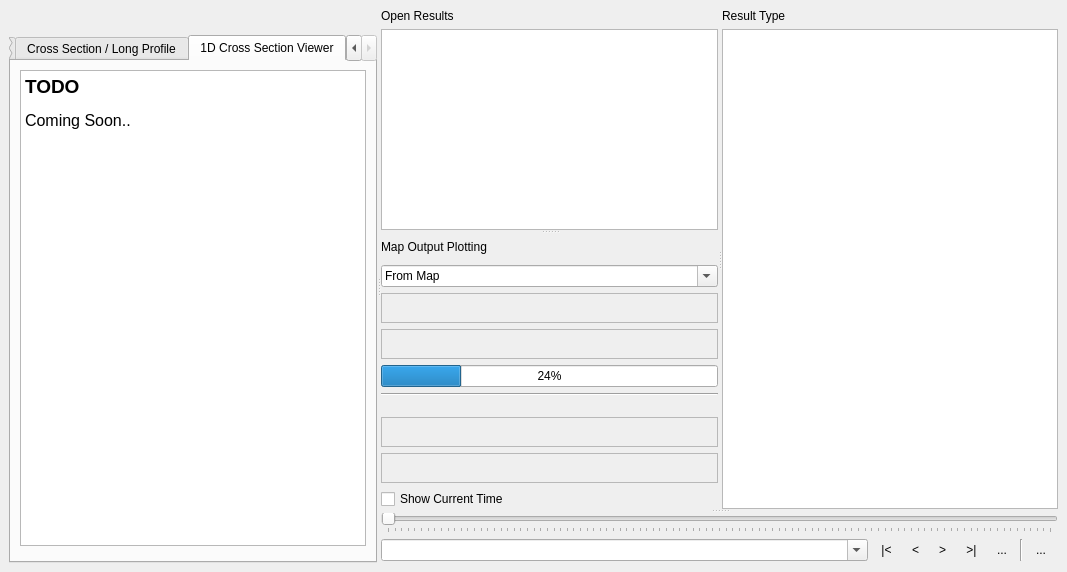
The window that tuflow/forms/tuflow_plotting_dock.ui (TUFLOW-Support/QGIS-TUFLOW-Plugin) describes before a commit, drawn with Qt 5.
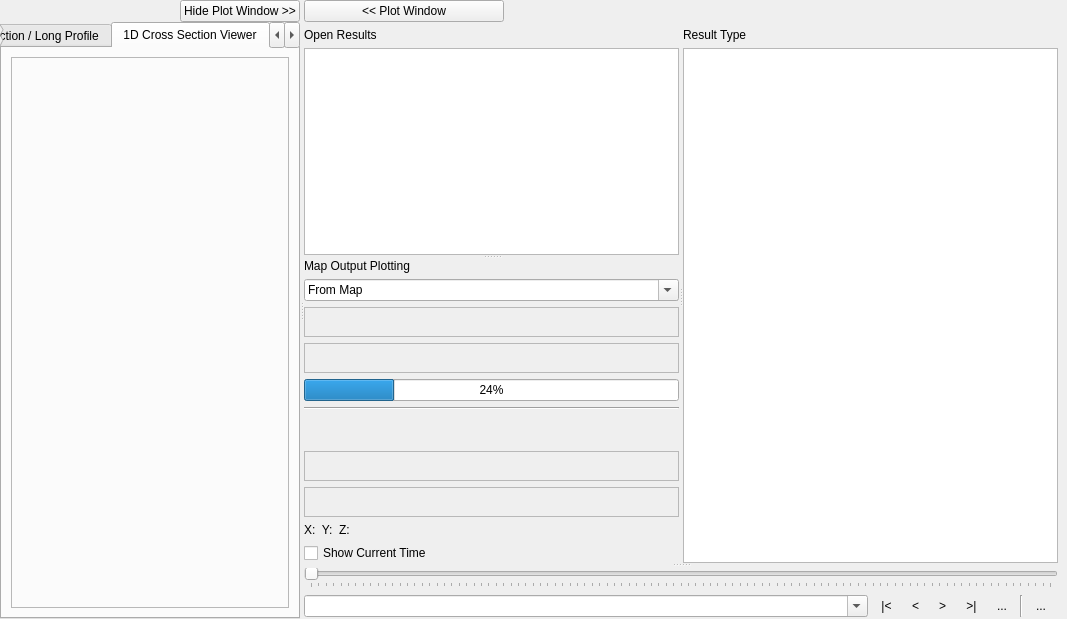
The same window after the commit. The open tabs and pages were chosen to show the change. Icons and pictures are not drawn. Custom widgets are drawn as their Qt base class.

Patch:
```diff
--- a/tuflow/forms/tuflow_plotting_dock.ui
+++ b/tuflow/forms/tuflow_plotting_dock.ui
@@ -7,7 +7,7 @@
     <x>0</x>
     <y>0</y>
     <width>1067</width>
-    <height>572</height>
+    <height>619</height>
    </rect>
   </property>
   <property name="windowTitle">
@@ -15,17 +15,93 @@
   </property>
   <widget class="QWidget" name="dockWidgetContents">
    <layout class="QVBoxLayout" name="verticalLayout_9">
+    <property name="spacing">
+     <number>0</number>
+    </property>
+    <property name="leftMargin">
+     <number>0</number>
+    </property>
+    <property name="topMargin">
+     <number>0</number>
+    </property>
+    <property name="rightMargin">
+     <number>9</number>
+    </property>
+    <property name="bottomMargin">
+     <number>0</number>
+    </property>
     <item>
      <widget class="QSplitter" name="splitter_3">
+      <property name="sizePolicy">
+       <sizepolicy hsizetype="Preferred" vsizetype="Preferred">
+        <horstretch>0</horstretch>
+        <verstretch>0</verstretch>
+       </sizepolicy>
+      </property>
       <property name="orientation">
        <enum>Qt::Horizontal</enum>
       </property>
       <widget class="QWidget" name="PlotLayout" native="true">
+       <property name="sizePolicy">
+        <sizepolicy hsizetype="Expanding" vsizetype="Preferred">
+         <horstretch>0</horstretch>
+         <verstretch>0</verstretch>
+        </sizepolicy>
+       </property>
        <layout class="QVBoxLayout" name="verticalLayout_2">
+        <property name="spacing">
+         <number>0</number>
+        </property>
+        <property name="leftMargin">
+         <number>0</number>
+        </property>
+        <property name="topMargin">
+         <number>0</number>
+        </property>
+        <property name="rightMargin">
+         <number>0</number>
+        </property>
+        <property name="bottomMargin">
+         <number>0</number>
+        </property>
         <item>
+         <widget class="QWidget" name="wTopBar" native="true">
          <layout class="QHBoxLayout" name="horizontalLayout_2">
+           <property name="spacing">
+            <number>0</number>
+           </property>
+           <property name="leftMargin">
+            <number>0</number>
+           </property>
+           <property name="topMargin">
+            <number>0</number>
+           </property>
+           <property name="rightMargin">
+            <number>0</number>
+           </property>
+           <property name="bottomMargin">
+            <number>0</number>
+           </property>
           <item>
-           <layout class="QVBoxLayout" name="mainMenu"/>
+            <widget class="QWidget" name="mainMenu_2" native="true">
+             <layout class="QVBoxLayout" name="mainMenu">
+              <property name="spacing">
+               <number>0</number>
+              </property>
+              <property name="leftMargin">
+               <number>0</number>
+              </property>
+              <property name="topMargin">
+               <number>0</number>
+              </property>
+              <property name="rightMargin">
+               <number>0</number>
+              </property>
+              <property name="bottomMargin">
+               <number>0</number>
+              </property>
+             </layout>
+            </widget>
           </item>
           <item>
            <widget class="QLabel" name="label_4">
@@ -49,7 +125,21 @@
             </property>
            </widget>
           </item>
-         </layout>
+           <item>
+            <widget class="QPushButton" name="pbHidePlotWindow">
+             <property name="maximumSize">
+              <size>
+               <width>16777215</width>
+               <height>16777215</height>
+              </size>
+             </property>
+             <property name="text">
+              <string>Hide Plot Window &gt;&gt;</string>
+             </property>
+            </widget>
+           </item>
+          </layout>
+         </widget>
         </item>
         <item>
          <widget class="QTabWidget" name="tabWidget">
@@ -103,7 +193,7 @@
             <string>1D Cross Section Viewer</string>
            </attribute>
            <layout class="QGridLayout" name="gridLayout_5">
-            <item row="1" column="0">
+            <item row="0" column="0">
              <layout class="QGridLayout" name="CrossSectionLayout">
               <item row="0" column="0">
                <widget class="QFrame" name="CrossSectionFrame">
@@ -117,18 +207,26 @@
               </item>
              </layout>
             </item>
+           </layout>
+          </widget>
+          <widget class="QWidget" name="VerticalProfileTab">
+           <attribute name="title">
+            <string>Vertical Profile</string>
+           </attribute>
+           <layout class="QGridLayout" name="gridLayout_4">
             <item row="0" column="0">
-             <widget class="QTextEdit" name="textEdit">
-              <property name="html">
-               <string>&lt;!DOCTYPE HTML PUBLIC &quot;-//W3C//DTD HTML 4.0//EN&quot; &quot;http://www.w3.org/TR/REC-html40/strict.dtd&quot;&gt;
-&lt;html&gt;&lt;head&gt;&lt;meta name=&quot;qrichtext&quot; content=&quot;1&quot; /&gt;&lt;style type=&quot;text/css&quot;&gt;
-p, li { white-space: pre-wrap; }
-&lt;/style&gt;&lt;/head&gt;&lt;body style=&quot; font-family:'MS Shell Dlg 2'; font-size:8.25pt; font-weight:400; font-style:normal;&quot;&gt;
-&lt;p style=&quot; margin-top:0px; margin-bottom:0px; margin-left:0px; margin-right:0px; -qt-block-indent:0; text-indent:0px;&quot;&gt;&lt;span style=&quot; font-size:14pt; font-weight:600;&quot;&gt;TODO&lt;/span&gt;&lt;/p&gt;
-&lt;p style=&quot;-qt-paragraph-type:empty; margin-top:0px; margin-bottom:0px; margin-left:0px; margin-right:0px; -qt-block-indent:0; text-indent:0px;&quot;&gt;&lt;br /&gt;&lt;/p&gt;
-&lt;p style=&quot; margin-top:0px; margin-bottom:0px; margin-left:0px; margin-right:0px; -qt-block-indent:0; text-indent:0px;&quot;&gt;&lt;span style=&quot; font-size:12pt;&quot;&gt;Coming Soon..&lt;/span&gt;&lt;/p&gt;&lt;/body&gt;&lt;/html&gt;</string>
-              </property>
-             </widget>
+             <layout class="QGridLayout" name="VerticalProfileLayout">
+              <item row="0" column="0">
+               <widget class="QFrame" name="VerticalProfileFrame">
+                <property name="frameShape">
+                 <enum>QFrame::StyledPanel</enum>
+                </property>
+                <property name="frameShadow">
+                 <enum>QFrame::Raised</enum>
+                </property>
+               </widget>
+              </item>
+             </layout>
             </item>
            </layout>
           </widget>
@@ -138,6 +236,77 @@
       </widget>
       <widget class="QWidget" name="ResultLayout" native="true">
        <layout class="QVBoxLayout" name="verticalLayout_6">
+        <item>
+         <widget class="QWidget" name="SecondMenu" native="true">
+          <layout class="QHBoxLayout" name="horizontalLayout_3">
+           <property name="spacing">
+            <number>0</number>
+           </property>
+           <property name="leftMargin">
+            <number>0</number>
+           </property>
+           <property name="topMargin">
+            <number>0</number>
+           </property>
+           <property name="rightMargin">
+            <number>0</number>
+           </property>
+           <property name="bottomMargin">
+            <number>0</number>
+           </property>
+           <item>
+            <widget class="QPushButton" name="pbShowPlotWindow">
+             <property name="maximumSize">
+              <size>
+               <width>200</width>
+               <height>16777215</height>
+              </size>
+             </property>
+             <property name="text">
+              <string>&lt;&lt; Plot Window</string>
+             </property>
+            </widget>
+           </item>
+           <item>
+            <widget class="QWidget" name="mainMenuSecond_2" native="true">
+             <layout class="QVBoxLayout" name="mainMenuSecond">
+              <property name="spacing">
+               <number>0</number>
+              </property>
+              <property name="leftMargin">
+               <number>0</number>
+              </property>
+              <property name="topMargin">
+               <number>0</number>
+              </property>
+              <property name="rightMargin">
+               <number>0</number>
+              </property>
+              <property name="bottomMargin">
+               <number>0</number>
+              </property>
+             </layout>
+            </widget>
+           </item>
+           <item>
+            <widget class="QLabel" name="label_5">
+             <property name="minimumSize">
+              <size>
+               <width>0</width>
+               <height>20</height>
+              </size>
+             </property>
+             <property name="text">
+              <string/>
+             </property>
+             <property name="pixmap">
+              <pixmap resource="../resources/TUFLOW_logo.qrc">:/logo/TUFLOW_logo_resized.png</pixmap>
+             </property>
+            </widget>
+           </item>
+          </layout>
+         </widget>
+        </item>
         <item>
          <layout class="QVBoxLayout" name="verticalLayout_8">
           <item>
@@ -152,10 +321,10 @@
                 <property name="orientation">
                  <enum>Qt::Horizontal</enum>
                 </property>
-                <widget class="QWidget" name="OpenResultsWidget_2" native="true">
+                <widget class="QWidget" name="OpenResultsWidget" native="true">
                  <layout class="QVBoxLayout" name="OpenResultsLayout_2">
                   <item>
-                   <widget class="QSplitter" name="splitter">
+                   <widget class="QSplitter" name="PlotOptionSplitter">
                     <property name="orientation">
                      <enum>Qt::Vertical</enum>
                     </property>
@@ -237,7 +406,7 @@
                          </widget>
                         </item>
                         <item>
-                         <widget class="QFrame" name="mesh3DToolbar">
+                         <widget class="QFrame" name="Mesh3DToolbarFrame">
                           <property name="minimumSize">
                            <size>
                             <width>100</width>
@@ -272,7 +441,7 @@
                            <enum>Qt::Vertical</enum>
                           </property>
                           <property name="sizeType">
-                           <enum>QSizePolicy::Fixed</enum>
+                           <enum>QSizePolicy::MinimumExpanding</enum>
                           </property>
                           <property name="sizeHint" stdset="0">
                            <size>
@@ -314,6 +483,13 @@
                           </property>
                          </widget>
                         </item>
+                        <item>
+                         <widget class="QLabel" name="plotCoords">
+                          <property name="text">
+                           <string>X:  Y:  Z:</string>
+                          </property>
+                         </widget>
+                        </item>
                        </layout>
                       </item>
                       <item>
@@ -329,10 +505,14 @@
                   </item>
                  </layout>
                 </widget>
+                <widget class="QSplitter" name="ResultTypeSplitter">
+                 <property name="orientation">
+                  <enum>Qt::Vertical</enum>
+                 </property>
                 <widget class="QWidget" name="ResultTypeLayout" native="true">
-                 <layout class="QVBoxLayout" name="verticalLayout_4">
+                  <layout class="QVBoxLayout" name="verticalLayout_11">
                   <item>
-                   <widget class="QLabel" name="label_2">
+                    <widget class="QLabel" name="label_6">
                     <property name="text">
                      <string>Result Type</string>
                     </property>
@@ -361,6 +541,7 @@
                    </widget>
                   </item>
                  </layout>
+                 </widget>
                 </widget>
                </widget>
               </item>
```
Lines whose indentation alone changed are shown as unchanged.
